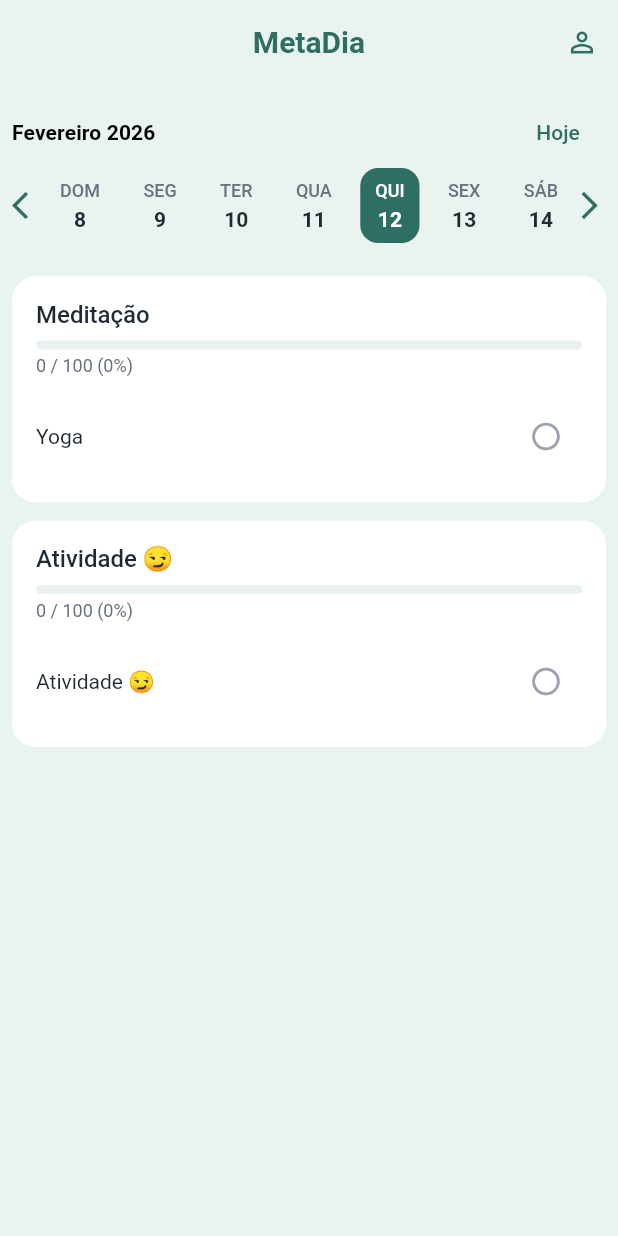
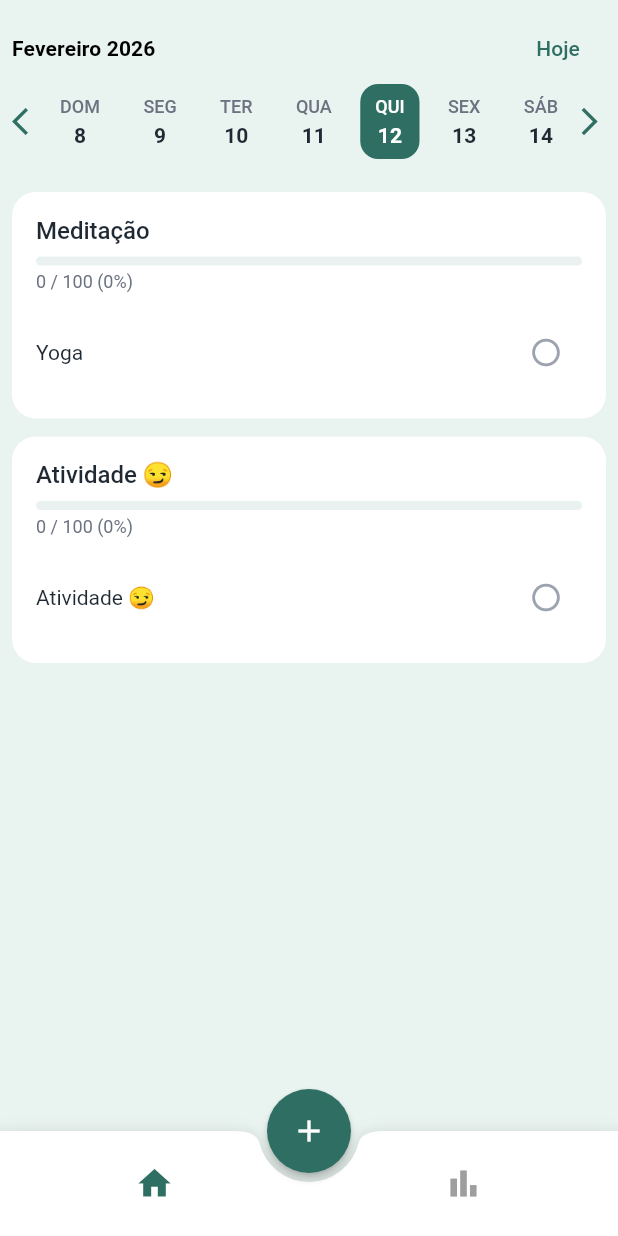
Before and after one commit to lsavitraz/metadia-app, a Flutter app: the screen it shows after launch, on a phone screen of 412 x 824 dp. Run offline on Flutter 3.47's test engine with Material 3 defaults, Android fonts, the phone set to English and light mode, and no system bars; our stand-ins replace get.

Commit message:
bottomNavigationBar,  FloatingActionButton e Navegação

```diff
--- a/lib/main.dart
+++ b/lib/main.dart
@@ -18,6 +18,12 @@ class MetaDiaApp extends StatelessWidget {
       theme: AppTheme.lightTheme,
       initialRoute: PagesRoute.splashRoute,
       getPages: AppPages.pages,
+      builder: (context, child) {
+        return MediaQuery(
+          data: MediaQuery.of(context).copyWith(textScaler: TextScaler.linear(1.0)),
+          child: child!,
+        );
+      },
     );
   }
 }
--- a/lib/src/pages/base/base_screen.dart
+++ b/lib/src/pages/base/base_screen.dart
@@ -1,25 +1,107 @@
 import 'package:flutter/material.dart';
 import 'package:get/get.dart';
+import 'package:metadia/src/pages/base/controller/navigation_controller.dart';
 import 'package:metadia/src/pages/home/view/home_tab.dart';
+import 'package:metadia/src/pages_route/app_pages.dart';
 
-class BaseScreen extends StatelessWidget {
+class BaseScreen extends GetView<NavigationController> {
   const BaseScreen({super.key});
 
   @override
   Widget build(BuildContext context) {
     return Scaffold(
-      appBar: AppBar(
-        title: const Text('MetaDia'),
-        actions: [
-          IconButton(
-          icon: const Icon(Icons.person_outline),
-          onPressed: () {
-            //DESENVOLVER FUTURAMENTE UMA TELA DE PERFIL
-            }
+      extendBody: true,
+      body: SafeArea(
+        top: true,
+        bottom: false,
+        child: Obx(() {
+          return AnimatedSwitcher(
+            duration: const Duration(milliseconds: 250),
+            switchInCurve: Curves.easeInOut,
+            switchOutCurve: Curves.easeInOut,
+            transitionBuilder: (child, animation) {
+              return FadeTransition(opacity: animation, child: child);
+            },
+            child: _BuildPage(
+              controller.currentIndex.value,
+            ),
+          );
+        }
+        ),
+      ),
+
+      floatingActionButton: FloatingActionButton(
+        onPressed: () {
+          //TELA DE CADASTRO
+          Get.toNamed(PagesRoute.createMetaRoute);
+        },
+        child: const Icon(Icons.add),
+      ),
+
+      floatingActionButtonLocation: FloatingActionButtonLocation.centerDocked,
+
+      bottomNavigationBar: BottomAppBar(
+        shape: const CircularNotchedRectangle(),
+        notchMargin: 6,
+        elevation: 8,
+        child: SizedBox(
+          height: 70,
+          child: Row(
+            mainAxisAlignment: MainAxisAlignment.spaceAround,
+            children: const [
+              _NavItem(icon: Icons.home, index: 0),
+              _NavItem(icon: Icons.bar_chart, index: 1),
+            ],
           ),
-        ],
+        ),
       ),
-      body: const HomeTab(),
     );
   }
 }
+
+Widget _BuildPage(int index) {
+  switch (index) {
+    case 0:
+      return const HomeTab(key: ValueKey(0));
+    case 1:
+      return const _ReportsPlaceholder(key: ValueKey(1));
+    default:
+      return const HomeTab(key: ValueKey(0));
+  }
+}
+
+class _NavItem extends StatelessWidget {
+  final IconData icon;
+  final int index;
+  const _NavItem({super.key, required this.icon, required this.index});
+
+  @override
+  Widget build(BuildContext context) {
+    final controller = Get.find<NavigationController>();
+
+    return Obx(() {
+      final isSelected = controller.currentIndex.value == index;
+      return IconButton(
+        onPressed: () => controller.changeTab(index),
+        icon: Icon(
+          icon,
+          size: 26,
+          color: isSelected ? Theme.of(context).colorScheme.primary : Colors.grey,
+          ),
+          splashRadius: 22,
+        );
+    });
+  }
+}
+
+
+class _ReportsPlaceholder extends StatelessWidget {
+  const _ReportsPlaceholder({super.key});
+
+  @override
+  Widget build(BuildContext context) {
+    return const Center(
+      child: Text('Relatórios (em breve)'),
+    );
+  }
+}
--- /dev/null
+++ b/lib/src/pages/base/binding/navigation_binding.dart
@@ -0,0 +1,9 @@
+import 'package:get/get.dart';
+import 'package:metadia/src/pages/base/controller/navigation_controller.dart';
+
+class NavigationBinding extends Bindings{
+  @override
+  void dependencies() {
+    Get.lazyPut(() => NavigationController());
+  }
+}
--- /dev/null
+++ b/lib/src/pages/base/controller/navigation_controller.dart
@@ -0,0 +1,11 @@
+import 'package:get/get.dart';
+
+class NavigationController extends GetxController {
+  final RxInt currentIndex = 0.obs;
+
+  void changeTab(int index) {
+    if(currentIndex.value != index) {
+      currentIndex.value = index;
+    }
+  }
+}
--- a/lib/src/pages_route/app_pages.dart
+++ b/lib/src/pages_route/app_pages.dart
@@ -1,4 +1,5 @@
 import 'package:get/get.dart';
+import 'package:metadia/src/pages/base/binding/navigation_binding.dart';
 import 'package:metadia/src/pages/home/binding/home_binding.dart';
 import 'package:metadia/src/pages/splash/splash_screen.dart';
 import 'package:metadia/src/pages/base/base_screen.dart';
@@ -14,6 +15,7 @@ abstract class AppPages {
       page: () => const BaseScreen(),
       bindings: [
         HomeBinding(),
+        NavigationBinding()
       ],
     ),
   ];
@@ -22,4 +24,5 @@ abstract class AppPages {
 abstract class PagesRoute {
   static const String splashRoute = '/splash';
   static const String baseRoute = '/';
+  static const String createMetaRoute = '/create-meta';
 }
```
